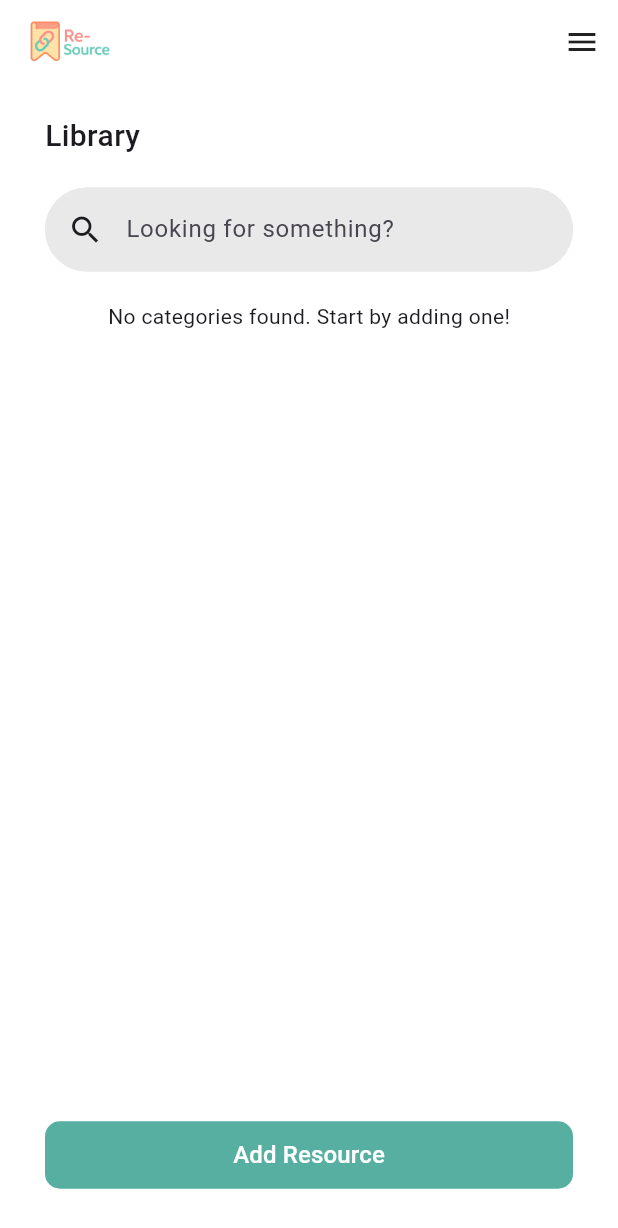
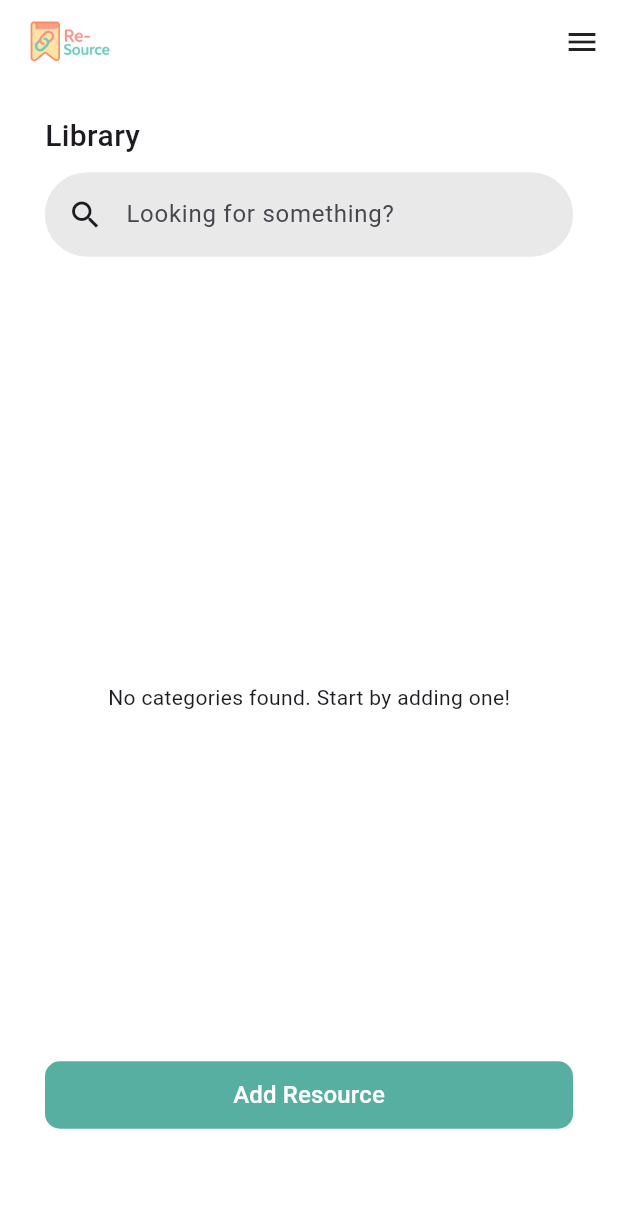
Before and after one commit to TaigaTi/Re-Source, a Flutter app: the Library screen opened directly, on a phone screen of 412 x 824 dp. Shown: the top 1228 px of the screen. Run offline on Flutter 3.47's test engine with Material 3 defaults, Android fonts, the phone set to English and light mode, and no system bars; our stand-ins replace cloud_firestore, firebase_auth, firebase_core, firebase_crashlytics; accounts and stored records are empty.

Commit message:
Fixed library category overflow

```diff
--- a/lib/pages/library.dart
+++ b/lib/pages/library.dart
@@ -6,7 +6,7 @@ import 'package:re_source/pages/new_resource.dart';
 import 'package:re_source/widgets/category_card.dart';
 import 'package:re_source/widgets/custom_appbar.dart';
 import 'package:re_source/widgets/custom_drawer.dart';
-import 'package:firebase_crashlytics/firebase_crashlytics.dart'; // Import Crashlytics
+import 'package:firebase_crashlytics/firebase_crashlytics.dart';
 
 class Library extends StatefulWidget {
   const Library({super.key});
@@ -24,9 +24,9 @@ class LibraryState extends State<Library> {
 
     if (user == null) {
       if (mounted) {
-        Navigator.of(
-          context,
-        ).pushReplacement(MaterialPageRoute(builder: (_) => const Login()));
+        Navigator.of(context).pushReplacement(
+          MaterialPageRoute(builder: (_) => const Login()),
+        );
       }
       FirebaseCrashlytics.instance.recordError(
         Exception('Attempt to access Library while not logged in.'),
@@ -38,7 +38,7 @@ class LibraryState extends State<Library> {
     }
 
     try {
-      final QuerySnapshot<Map<String, dynamic>> snapshot = await database
+      final snapshot = await database
           .collection('users')
           .doc(user.uid)
           .collection('categories')
@@ -46,12 +46,10 @@ class LibraryState extends State<Library> {
 
       return snapshot.docs.map((doc) {
         final data = doc.data();
-        final String categoryName =
-            (data['name'] as String?) ?? 'Untitled Category';
+        final categoryName = (data['name'] as String?) ?? 'Untitled Category';
         final int? colorValue = data['color'];
-        final Color categoryColor = colorValue != null
-            ? Color(colorValue)
-            : Colors.grey;
+        final categoryColor =
+            colorValue != null ? Color(colorValue) : Colors.grey;
 
         return {"id": doc.id, "name": categoryName, "color": categoryColor};
       }).toList();
@@ -72,18 +70,53 @@ class LibraryState extends State<Library> {
       backgroundColor: Colors.white,
       appBar: CustomAppBar(),
       drawer: CustomDrawer(),
-      body: SafeArea(
-        child: SingleChildScrollView(
-          child: Padding(
-            padding: const EdgeInsets.fromLTRB(30, 20, 30, 50), // This padding applies to the whole content area
+      body: Stack(
+        children: [
+          Padding(
+            padding: const EdgeInsets.only(top: 130.0, bottom: 80.0),
+            child: FutureBuilder<List<Map<String, dynamic>>>(
+              future: fetchCategories(),
+              builder: (context, snapshot) {
+                if (snapshot.connectionState == ConnectionState.waiting) {
+                  return const Center(child: CircularProgressIndicator());
+                } else if (snapshot.hasError) {
+                  return Center(
+                    child: Text(
+                      'Failed to load categories. Please try again.\nError: ${snapshot.error}',
+                    ),
+                  );
+                } else if (!snapshot.hasData || snapshot.data!.isEmpty) {
+                  return const Center(
+                    child: Text('No categories found. Start by adding one!'),
+                  );
+                } else {
+                  final categories = snapshot.data!;
+                  return ListView.builder(
+                    padding: const EdgeInsets.symmetric(horizontal: 30),
+                    itemCount: categories.length,
+                    itemBuilder: (context, index) {
+                      final category = categories[index];
+                      return Padding(
+                        padding: const EdgeInsets.symmetric(vertical: 8.0),
+                        child: CategoryCard(category: category),
+                      );
+                    },
+                  );
+                }
+              },
+            ),
+          ),
+
+          // Fixed top section
+          Positioned(
+            top: 0,
+            left: 0,
+            right: 0,
+            child: Container(
+              color: Colors.white,
+              padding: const EdgeInsets.fromLTRB(30, 20, 30, 10),
               child: Column(
-              children: [
-                // Fixed elements at the top (Title and Search Bar)
-                Container(
-                  padding: EdgeInsets.only(bottom: 10),
-                  decoration: BoxDecoration(color: Colors.white),
-                  child: Row(
-                    mainAxisAlignment: MainAxisAlignment.spaceBetween,
+                crossAxisAlignment: CrossAxisAlignment.start,
                 children: [
                   const Text(
                     "Library",
@@ -92,13 +125,8 @@ class LibraryState extends State<Library> {
                       fontWeight: FontWeight.w500,
                     ),
                   ),
-                    ],
-                  ),
-                ),
-                Container(
-                  decoration: BoxDecoration(color: Colors.white),
-                  padding: EdgeInsets.only(bottom: 20, top: 10),
-                  child: SearchBar(
+                  const SizedBox(height: 10),
+                  SearchBar(
                     onChanged: (value) {},
                     hintText: "Looking for something?",
                     leading: const Icon(Icons.search),
@@ -114,57 +142,26 @@ class LibraryState extends State<Library> {
                       const Color.fromRGBO(233, 233, 233, 1.0),
                     ),
                     padding: WidgetStateProperty.all(
-                      const EdgeInsets.symmetric(horizontal: 15.0, vertical: 8.0),
+                      const EdgeInsets.symmetric(
+                        horizontal: 15.0,
+                        vertical: 8.0,
+                      ),
                     ),
                     elevation: WidgetStateProperty.all(0),
                   ),
-                ),
-                SizedBox(
-                  height: 475,
-                  child: SingleChildScrollView(
-                      child: FutureBuilder<List<Map<String, dynamic>>>(
-                        future: fetchCategories(),
-                        builder: (context, snapshot) {
-                          if (snapshot.connectionState == ConnectionState.waiting) {
-                            return const Center(child: CircularProgressIndicator());
-                          } else if (snapshot.hasError) {
-                            return Center(
-                              child: Text(
-                                'Failed to load categories. Please try again. Error: ${snapshot.error}',
-                              ),
-                            );
-                          } else if (!snapshot.hasData || snapshot.data!.isEmpty) {
-                            return const Center(
-                              child: Text(
-                                'No categories found. Start by adding one!',
-                              ),
-                            );
-                          } else {
-                            final categories = snapshot.data!;
-                            return ListView.builder(
-                              physics: const NeverScrollableScrollPhysics(), // Disable inner ListView scrolling
-                              shrinkWrap: true, // Make ListView only take up needed space
-                              itemCount: categories.length,
-                              itemBuilder: (context, index) {
-                                final category = categories[index];
-                                return Padding(
-                                  padding: const EdgeInsets.symmetric(
-                                    vertical: 8.0,
-                                    horizontal: 0.0,
-                                  ),
-                                  child: CategoryCard(category: category),
-                                );
-                              },
-                            );
-                          }
-                        },
+                ],
               ),
             ),
           ),
-                const SizedBox(height: 15),
-                Container(
+
+          // Fixed bottom button
+          Positioned(
+            bottom: 0,
+            left: 30,
+            right: 30,
+            child: Container(
               decoration: BoxDecoration(color: Colors.white),
-                  padding: const EdgeInsets.only(top: 55),
+              padding: EdgeInsets.fromLTRB(0.0, 30.0, 0.0, 70.0),
               child: FilledButton(
                 onPressed: () {
                   Navigator.push(
@@ -178,9 +175,8 @@ class LibraryState extends State<Library> {
                   );
                 },
                 style: ButtonStyle(
-                      minimumSize: WidgetStateProperty.all(
-                        const Size(double.infinity, 45),
-                      ),
+                  minimumSize:
+                      WidgetStateProperty.all(const Size(double.infinity, 45)),
                   shape: WidgetStateProperty.all(
                     RoundedRectangleBorder(
                       borderRadius: BorderRadius.circular(10),
@@ -196,10 +192,8 @@ class LibraryState extends State<Library> {
                 ),
               ),
             ),
+          ),
         ],
-            ),
-          ),
-        ),
       ),
     );
   }
```
Lines whose indentation alone changed are shown as unchanged.
